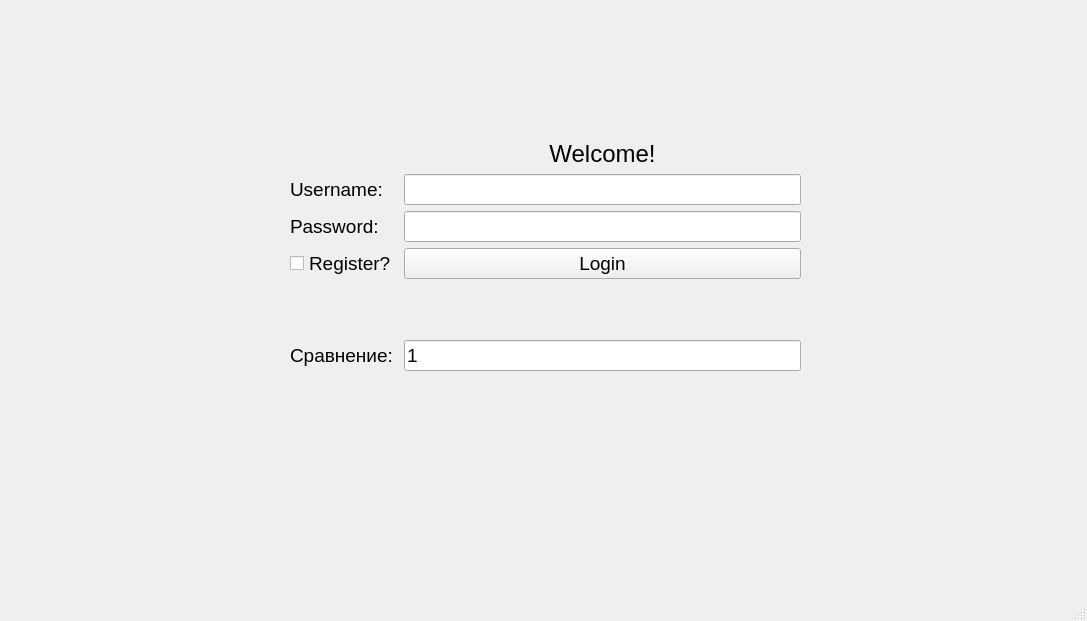
The window that gui/A_auth_page.ui (aliensowo/tpugkuudms) describes before a commit, drawn with Qt 5.
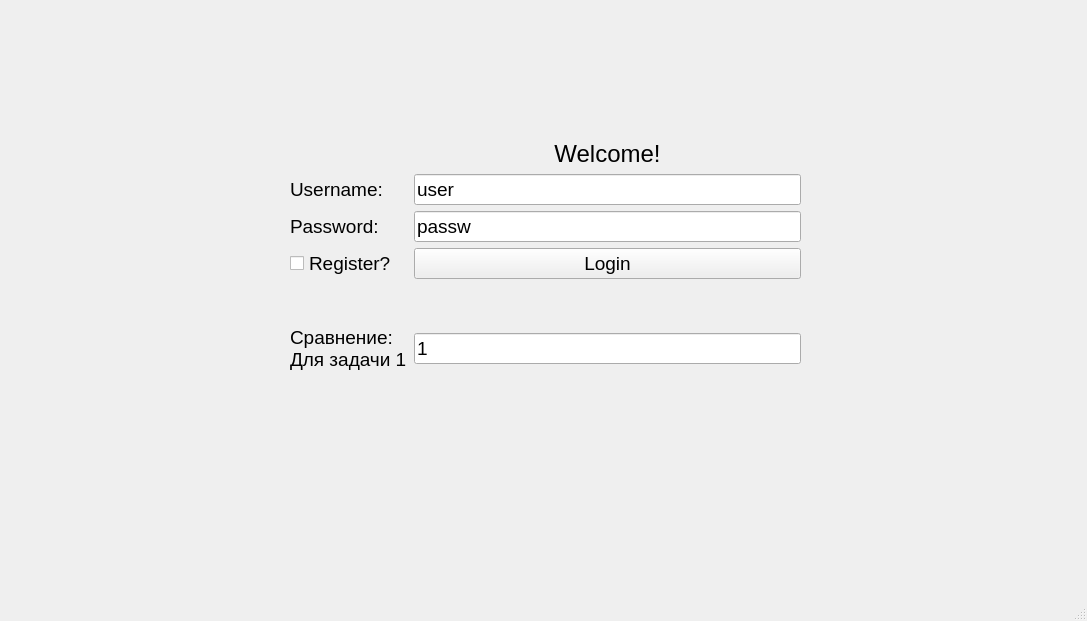
The same window after the commit.

```diff
--- a/gui/A_auth_page.ui
+++ b/gui/A_auth_page.ui
@@ -38,7 +38,8 @@
      <item row="6" column="0">
       <widget class="QLabel" name="label_4">
        <property name="text">
-        <string>Сравнение:</string>
+        <string>Сравнение:
+Для задачи 1</string>
        </property>
       </widget>
      </item>
@@ -49,6 +50,9 @@
          <pointsize>14</pointsize>
         </font>
        </property>
+       <property name="inputMask">
+        <string>user</string>
+       </property>
       </widget>
      </item>
      <item row="3" column="0">
@@ -70,6 +74,12 @@
          <pointsize>14</pointsize>
         </font>
        </property>
+       <property name="inputMask">
+        <string>passwd</string>
+       </property>
+       <property name="text">
+        <string>passw</string>
+       </property>
       </widget>
      </item>
      <item row="4" column="1">
```
Left out of the diff: 2 changed lines with no effect on the pictures.
